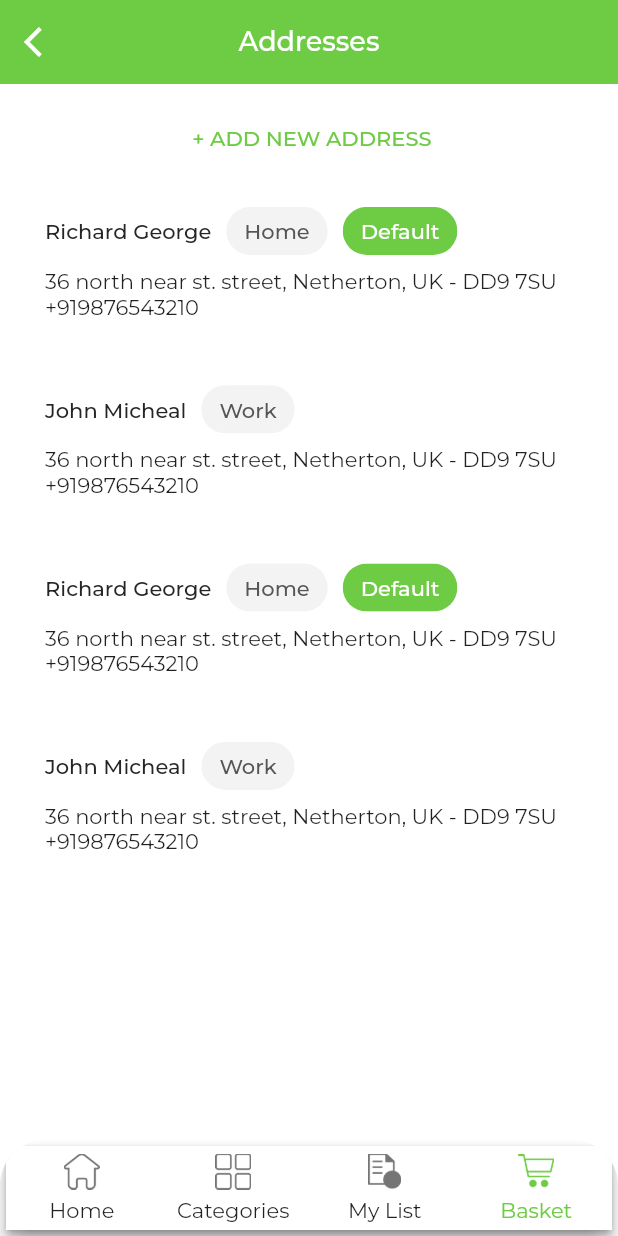
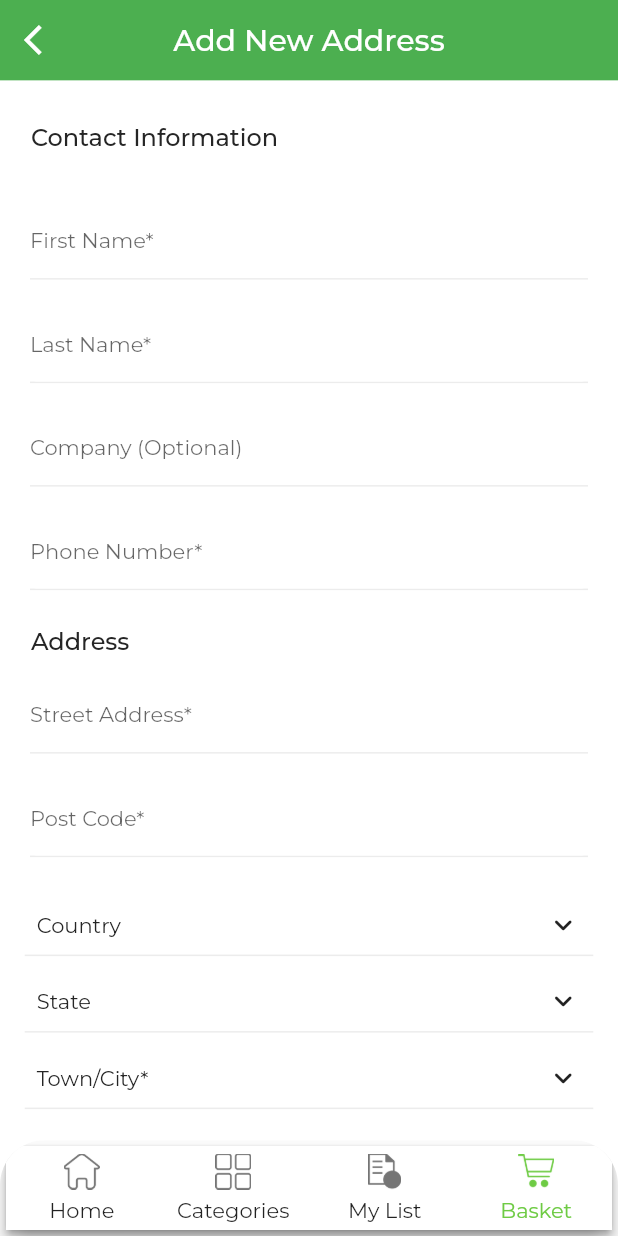
Before and after one commit to ishaque-mobikasa/trueBilddit, a Flutter app: the screen it shows after launch, item 4 of the bottom bar chosen, on a phone screen of 412 x 824 dp. Run offline on Flutter 3.47's test engine with Material 2 defaults, Android fonts, the phone set to English and light mode, and no system bars; drawn by our look-alikes of csc_picker, custom_navigation_bar, flutter_slidable; our stand-ins replace get, google_fonts, image_picker; key blocks and very long unbroken strings in the code were emptied for the run.

Commit message:
partly done with addNew address clarifications needed

```diff
--- a/lib/app/routes/routes.dart
+++ b/lib/app/routes/routes.dart
@@ -1,6 +1,8 @@
 import 'package:get/get.dart';
-import 'package:truebildit/presentation/pages/address/address_view.dart';
-import 'package:truebildit/presentation/pages/address/controllers_binding/address_binding.dart';
+import 'package:truebildit/presentation/pages/address/add_address_page/add_address_view.dart';
+import 'package:truebildit/presentation/pages/address/add_address_page/controllers_binding/add_new_address_binding.dart';
+import 'package:truebildit/presentation/pages/address/view_all_address/address_view.dart';
+import 'package:truebildit/presentation/pages/address/view_all_address/controllers_binding/address_binding.dart';
 import 'package:truebildit/presentation/pages/dash_board/controllers_binding/dash_board_binding.dart';
 import 'package:truebildit/presentation/pages/dash_board/dash_board_view.dart';
 import 'package:truebildit/presentation/pages/forgot_password/controllers_binding/forgot_password_binding.dart';
@@ -31,6 +33,7 @@ class Routes {
   static const profileView = "/profileView";
   static const addressView = "/addressView";
   static const loginView = "/loginView";
+  static const addNewAddress = "/addNewAddress";
 }
 
 class AppPages {
@@ -73,11 +76,15 @@ class AppPages {
         binding: ProfileBinding()),
     GetPage(
         name: Routes.addressView,
-        page: () => const AddressView(),
-        binding: AddressBinding()),
+        page: () => const ViewAllAddressView(),
+        binding: ViewAllAddressBinding()),
     GetPage(
         name: Routes.loginView,
         page: () => const LoginView(),
         binding: LoginBinding()),
+         GetPage(
+        name: Routes.addNewAddress,
+        page: () => const AddNewAddressView(),
+        binding: AddNewAddressBinding()),
   ];
 }
--- a/lib/presentation/common_widgets/form_field_with_validation.dart
+++ b/lib/presentation/common_widgets/form_field_with_validation.dart
@@ -19,10 +19,12 @@ class CustomFormField extends StatelessWidget {
   final TextEditingController? controller;
   final VoidCallback? toggleVisibility;
   final AutovalidateMode? autovalidateMode;
+  final TextStyle? labelStyle;
   final dynamic initialValue;
   const CustomFormField(
       {this.obscureText,
       this.initialValue,
+      this.labelStyle,
       this.margin = const EdgeInsets.symmetric(horizontal: 15),
       this.borderRadius,
       this.hintStyle = const TextStyle(color: Colors.grey),
@@ -83,6 +85,7 @@ class CustomFormField extends StatelessWidget {
               hintText: hintText,
               labelText: hintText,
               hintStyle: hintStyle,
+              labelStyle: labelStyle,
               focusedErrorBorder: const UnderlineInputBorder(
                   borderSide: BorderSide(color: Colors.green)),
               errorStyle: const TextStyle(color: Colors.green),
--- /dev/null
+++ b/lib/presentation/pages/address/add_address_page/add_address_view.dart
@@ -0,0 +1,154 @@
+import 'package:csc_picker/csc_picker.dart';
+import 'package:flutter/material.dart';
+import 'package:get/get.dart';
+import 'package:truebildit/app/utils/app_paintings.dart';
+import 'package:truebildit/presentation/common_widgets/form_field_with_validation.dart';
+import 'package:truebildit/presentation/common_widgets/long_button.dart';
+import 'package:truebildit/presentation/pages/address/add_address_page/controllers_binding/add_new_address_controller.dart';
+
+class AddNewAddressView extends GetView<AddNewAddressController> {
+  const AddNewAddressView({super.key});
+
+  @override
+  Widget build(BuildContext context) {
+    return Stack(
+      children: [
+        SingleChildScrollView(
+          physics: const BouncingScrollPhysics(),
+          child: Column(
+            children: [
+              SizedBox(
+                height: Get.height * 0.1,
+              ),
+              SizedBox(
+                  width: Get.width * 0.9,
+                  child: Text(
+                    "Contact Information",
+                    style: AppPaintings.customLargeText.copyWith(
+                        fontSize: 16,
+                        fontWeight: FontWeight.w500,
+                        color: AppPaintings.themeBlack),
+                  )),
+              const SizedBox(
+                height: 20,
+              ),
+              const CustomFormField(
+                type: FieldType.normalInputField,
+                hintText: "First Name*",
+                labelStyle: TextStyle(fontSize: 14),
+                hintStyle: TextStyle(fontSize: 14),
+                margin: EdgeInsets.symmetric(horizontal: 20, vertical: 5),
+              ),
+              const CustomFormField(
+                type: FieldType.normalInputField,
+                hintText: "Last Name*",
+                labelStyle: TextStyle(fontSize: 14),
+                hintStyle: TextStyle(fontSize: 14),
+                margin: EdgeInsets.symmetric(horizontal: 20, vertical: 5),
+              ),
+              const CustomFormField(
+                type: FieldType.normalInputField,
+                hintText: "Company (Optional)",
+                labelStyle: TextStyle(fontSize: 14),
+                hintStyle: TextStyle(fontSize: 14),
+                margin: EdgeInsets.symmetric(horizontal: 20, vertical: 5),
+              ),
+              const CustomFormField(
+                type: FieldType.phoneNumber,
+                hintText: "Phone Number*",
+                labelStyle: TextStyle(fontSize: 14),
+                hintStyle: TextStyle(fontSize: 14),
+                margin: EdgeInsets.symmetric(horizontal: 20, vertical: 5),
+              ),
+              const SizedBox(
+                height: 20,
+              ),
+              SizedBox(
+                  width: Get.width * 0.9,
+                  child: Text(
+                    "Address",
+                    style: AppPaintings.customLargeText.copyWith(
+                        fontSize: 16,
+                        fontWeight: FontWeight.w500,
+                        color: AppPaintings.themeBlack),
+                  )),
+              const CustomFormField(
+                type: FieldType.normalInputField,
+                hintText: "Street Address*",
+                labelStyle: TextStyle(fontSize: 14),
+                hintStyle: TextStyle(fontSize: 14),
+                margin: EdgeInsets.symmetric(horizontal: 20, vertical: 5),
+              ),
+              const CustomFormField(
+                type: FieldType.phoneNumber,
+                hintText: "Post Code*",
+                labelStyle: TextStyle(fontSize: 14),
+                hintStyle: TextStyle(fontSize: 14),
+                margin: EdgeInsets.symmetric(horizontal: 20, vertical: 5),
+              ),
+              const SizedBox(
+                height: 20,
+              ),
+              SizedBox(
+                width: Get.width * 0.92,
+                child: CSCPicker(
+                  selectedItemStyle:
+                      TextStyle(color: AppPaintings.themeBlack, fontSize: 14),
+                  flagState: CountryFlag.DISABLE,
+                  dropdownDecoration: BoxDecoration(
+                    border: Border(
+                        bottom: BorderSide(color: AppPaintings.dimWhite)),
+                  ),
+                  disabledDropdownDecoration: BoxDecoration(
+                    border: Border(
+                        bottom: BorderSide(color: AppPaintings.dimWhite)),
+                  ),
+                  cityDropdownLabel: "Town/City*",
+                  layout: Layout.vertical,
+                  onCountryChanged: (value) => controller.changeCountry(value),
+                  onStateChanged: (value) =>
+                      controller.changeState(value.toString()),
+                  onCityChanged: (value) =>
+                      controller.changeCity(value.toString()),
+                ),
+              ),
+              const SizedBox(
+                height: 20,
+              ),
+              SizedBox(
+                  width: Get.width * 0.9,
+                  child: Text(
+                    "Type of Address*",
+                    style: AppPaintings.customLargeText.copyWith(
+                        fontSize: 16,
+                        fontWeight: FontWeight.w500,
+                        color: AppPaintings.themeBlack),
+                  )),
+              const SizedBox(
+                height: 20,
+              ),
+              LongButton(
+                  buttonType: ButtonType.elevatedButton,
+                  buttonText: "ADD ADDRESS",
+                  onPressed: () {})
+            ],
+          ),
+        ),
+        SizedBox(
+          height: Get.height * 0.065,
+          child: AppBar(
+            elevation: 0,
+            centerTitle: true,
+            leading: IconButton(
+              icon: const Icon(Icons.arrow_back_ios),
+              onPressed: () => {},
+            ),
+            title: const Text(
+              'Add New Address',
+            ),
+          ),
+        ),
+      ],
+    );
+  }
+}
--- /dev/null
+++ b/lib/presentation/pages/address/add_address_page/controllers_binding/add_new_address_binding.dart
@@ -0,0 +1,10 @@
+import 'package:get/get.dart';
+
+import 'add_new_address_controller.dart';
+
+class AddNewAddressBinding extends Bindings {
+  @override
+  void dependencies() {
+    Get.lazyPut<AddNewAddressController>(() => AddNewAddressController());
+  }
+}
--- /dev/null
+++ b/lib/presentation/pages/address/add_address_page/controllers_binding/add_new_address_controller.dart
@@ -0,0 +1,19 @@
+import 'package:get/get.dart';
+
+class AddNewAddressController extends GetxController {
+  RxString selectedCountry = "".obs;
+  RxString selectedState = "".obs;
+  RxString selectedCity = "".obs;
+
+  void changeCountry(String country) {
+    selectedCountry.value = country;
+  }
+
+  void changeState(String country) {
+    selectedState.value = country;
+  }
+
+  void changeCity(String country) {
+    selectedCity.value = country;
+  }
+}
--- a/lib/presentation/pages/address/controllers_binding/address_binding.dart
+++ /dev/null
@@ -1,9 +0,0 @@
-import 'package:get/get.dart';
-import 'package:truebildit/presentation/pages/address/controllers_binding/address_controller.dart';
-
-class AddressBinding extends Bindings {
-  @override
-  void dependencies() {
-    Get.lazyPut(() => AddressController());
-  }
-}
--- a/lib/presentation/pages/address/controllers_binding/address_controller.dart
+++ /dev/null
@@ -1,3 +0,0 @@
-import 'package:get/get.dart';
-
-class AddressController extends GetxController{}
--- a/lib/presentation/pages/address/address_view.dart
+++ b/lib/presentation/pages/address/view_all_address/address_view.dart
@@ -5,11 +5,11 @@ import 'package:get/get.dart';
 import 'package:truebildit/app/utils/app_paintings.dart';
 import 'package:truebildit/presentation/common_widgets/long_button.dart';
 import 'package:truebildit/presentation/common_widgets/short_button.dart';
-import 'package:truebildit/presentation/pages/address/controllers_binding/address_controller.dart';
-import 'package:truebildit/presentation/pages/address/widgets/address_card.dart';
+import 'package:truebildit/presentation/pages/address/view_all_address/controllers_binding/address_controller.dart';
+import 'package:truebildit/presentation/pages/address/view_all_address/widgets/address_card.dart';
 
-class AddressView extends GetView<AddressController> {
-  const AddressView({super.key});
+class ViewAllAddressView extends GetView<ViewAllAddressController> {
+  const ViewAllAddressView({super.key});
 
   @override
   Widget build(BuildContext context) {
--- /dev/null
+++ b/lib/presentation/pages/address/view_all_address/controllers_binding/address_binding.dart
@@ -0,0 +1,9 @@
+import 'package:get/get.dart';
+import 'package:truebildit/presentation/pages/address/view_all_address/controllers_binding/address_controller.dart';
+
+class ViewAllAddressBinding extends Bindings {
+  @override
+  void dependencies() {
+    Get.lazyPut(() => ViewAllAddressController());
+  }
+}
--- /dev/null
+++ b/lib/presentation/pages/address/view_all_address/controllers_binding/address_controller.dart
@@ -0,0 +1,3 @@
+import 'package:get/get.dart';
+
+class ViewAllAddressController extends GetxController{}
--- a/lib/presentation/pages/dash_board/controllers_binding/dash_board_binding.dart
+++ b/lib/presentation/pages/dash_board/controllers_binding/dash_board_binding.dart
@@ -1,4 +1,5 @@
 import 'package:get/get.dart';
+import 'package:truebildit/presentation/pages/address/add_address_page/controllers_binding/add_new_address_controller.dart';
 import 'package:truebildit/presentation/pages/dash_board/controllers_binding/dash_board_controller.dart';
 import 'package:truebildit/presentation/pages/home/controller_binding/home_controller.dart';
 import 'package:truebildit/presentation/pages/login/controller_binding/login_controller.dart';
@@ -14,6 +15,7 @@ class DashBoardBinding extends Bindings {
     Get.lazyPut(() => SignUpController());
     Get.lazyPut(() => SearchController());
     Get.lazyPut(() => LoginController());
+    Get.lazyPut(() => AddNewAddressController());
     Get.put(DashBoardController());
   }
 }
--- a/lib/presentation/pages/dash_board/controllers_binding/dash_board_controller.dart
+++ b/lib/presentation/pages/dash_board/controllers_binding/dash_board_controller.dart
@@ -1,6 +1,6 @@
 import 'package:flutter/material.dart';
 import 'package:get/get.dart';
-import 'package:truebildit/presentation/pages/address/address_view.dart';
+import 'package:truebildit/presentation/pages/address/add_address_page/add_address_view.dart';
 import 'package:truebildit/presentation/pages/home/home_view.dart';
 import 'package:truebildit/presentation/pages/login/login_view.dart';
 import 'package:truebildit/presentation/pages/sign_up/sign_up_view.dart';
@@ -12,7 +12,7 @@ class DashBoardController extends GetxController {
     const HomeView(),
     const SignUpView(),
     const LoginView(),
-    const AddressView()
+    const AddNewAddressView()
   ];
   Color getScaffoldColor() => _scaffoldBackground.value;
 
@@ -20,7 +20,7 @@ class DashBoardController extends GetxController {
   setIndex(index) {
     if (index != selectedIndex.value) {
       selectedIndex.value = index;
-      if (index == 0|| index == 3) {
+      if (index == 0) {
         setWhiteBackground = Colors.white.withAlpha(245);
       } else {
         setWhiteBackground = Colors.white;
--- a/pubspec.yaml
+++ b/pubspec.yaml
@@ -28,9 +28,10 @@ environment:
 # the latest version available on pub.dev. To see which dependencies have newer
 # versions available, run `flutter pub outdated`.
 dependencies:
+  csc_picker: ^0.2.7
   cupertino_icons: ^1.0.2
   custom_navigation_bar: ^0.8.2
-  dio: ^5.0.1
+  dio: ^5.0.2
   flutter:
     sdk: flutter
   flutter_slidable: ^2.0.0
```
Also changed, not shown: lib/app/routes/routes_generator.dart (+73 -0 lines), lib/presentation/pages/address/view_all_address/widgets/address_card.dart (renamed from lib/presentation/pages/address/widgets/address_card.dart), pubspec.lock.
